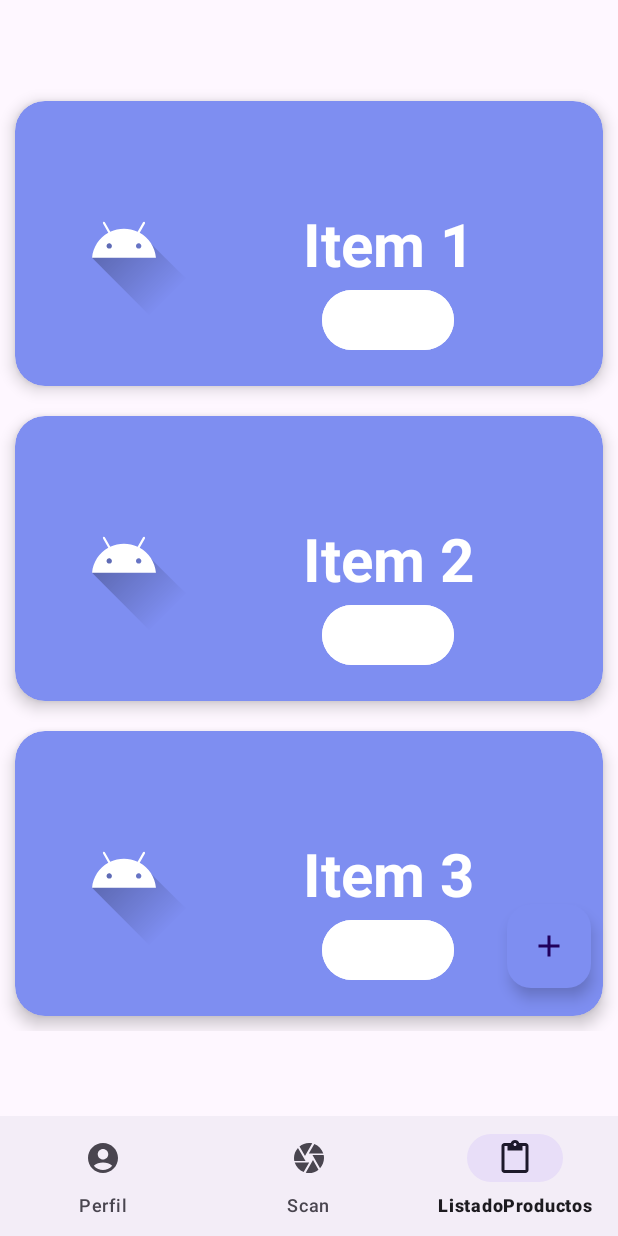
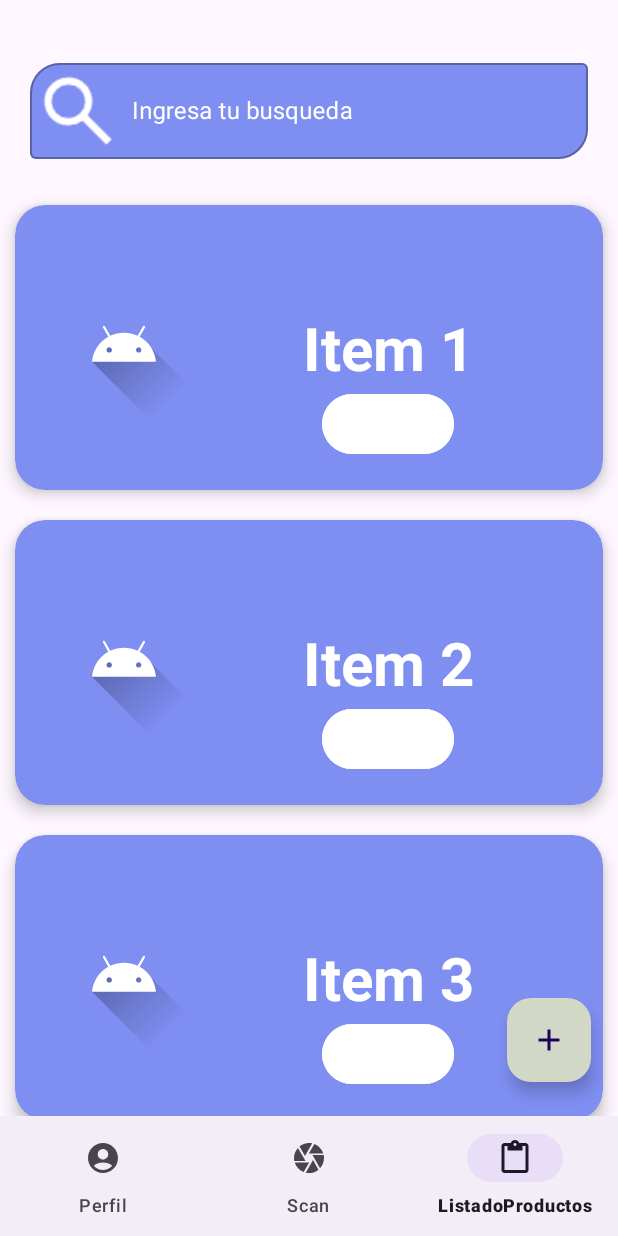
Before and after one commit to JorLOrT/ProyectoFinal, an Android app: the RecyclerFragment screen opened through its navigation route, on a phone screen of 412 x 824 dp. Run offline under Robolectric (Android 15) with nearby library versions, the phone set to English and light mode, and no system bars; our stand-ins replace Firebase (no records; nobody signed in at launch, a user with empty details on screens opened directly), navigation-ui.

Commit message:
Se añadió un inputText para filtrar los items del recycler view.
Se añadió la funcionalidad de filtrado.

```diff
--- a/app/src/main/java/com/example/proyectofinal/RecyclerFragment.kt
+++ b/app/src/main/java/com/example/proyectofinal/RecyclerFragment.kt
@@ -3,7 +3,9 @@ package com.example.proyectofinal
 import android.os.Bundle
 import androidx.fragment.app.Fragment
 import android.view.View
+import android.widget.EditText
 import android.widget.Toast
+import androidx.core.widget.addTextChangedListener
 import androidx.recyclerview.widget.LinearLayoutManager
 import androidx.recyclerview.widget.RecyclerView
 import com.example.proyectofinal.adapter.ItemsAdapter
@@ -13,10 +15,18 @@ class RecyclerFragment : Fragment(R.layout.fragment_recycler) {
 
     private lateinit var itemAdapter: ItemsAdapter
     private var itemMutableList:MutableList<Item> = ItemsProvider.itemsList.toMutableList()
+    private val layoutManager = LinearLayoutManager(this.context)
 
     override fun onViewCreated(view: View, savedInstanceState: Bundle?) {
         super.onViewCreated(view, savedInstanceState)
         initReclerView(view)
+        val inputFiltro = view.findViewById<EditText>(R.id.input_filtro_items)
+        //Vigila los cambios en el edit text
+        inputFiltro.addTextChangedListener {itemFiltro ->
+            val itemsFiltrados = itemMutableList.filter { item -> item.nombre.lowercase().contains(itemFiltro.toString().lowercase())}
+            // Actualiza los items en el adapter
+            itemAdapter.mostrarListaFiltrada(itemsFiltrados.toMutableList())
+        }
     }
 
     private fun initReclerView(view: View) {
@@ -26,7 +36,7 @@ class RecyclerFragment : Fragment(R.layout.fragment_recycler) {
             onClickListener = { item:Item -> onItemSelected(item) },
             onClickDelete = { posicion -> onDeleteItem(posicion) }
         )
-        itemRecycler.layoutManager = LinearLayoutManager(this.context)
+        itemRecycler.layoutManager = layoutManager
         itemRecycler.adapter = itemAdapter
 
         val btnAdd = view.findViewById<FloatingActionButton>(R.id.add_button)
@@ -39,6 +49,7 @@ class RecyclerFragment : Fragment(R.layout.fragment_recycler) {
         val item = Item("coso", "coso otro")
         itemMutableList.add(0,item)
         itemAdapter.notifyItemInserted(0)
+        layoutManager.scrollToPosition(0)
     }
 
     private fun onDeleteItem(posicion: Int) {
--- a/app/src/main/java/com/example/proyectofinal/adapter/ItemsAdapter.kt
+++ b/app/src/main/java/com/example/proyectofinal/adapter/ItemsAdapter.kt
@@ -20,4 +20,9 @@ class ItemsAdapter(var items: MutableList<Item>, private val onClickListener: (I
         val item = items[position]
         holder.render(item, onClickListener, onClickDelete)
     }
+
+    fun mostrarListaFiltrada(items: MutableList<Item>){
+        this.items = items
+        notifyDataSetChanged()
+    }
 }
--- a/app/src/main/res/layout/fragment_recycler.xml
+++ b/app/src/main/res/layout/fragment_recycler.xml
@@ -6,21 +6,60 @@
     xmlns:app="http://schemas.android.com/apk/res-auto"
     tools:context=".RecyclerFragment">
 
+    <com.google.android.material.textfield.TextInputLayout
+        android:id="@+id/filtro_items"
+        style="@style/Widget.MaterialComponents.TextInputLayout.OutlinedBox"
+        android:layout_width="match_parent"
+        android:layout_height="wrap_content"
+        android:layout_marginHorizontal="20dp"
+        app:boxCornerRadiusTopStart="20dp"
+        app:boxCornerRadiusBottomEnd="20dp"
+        app:boxBackgroundColor="@color/secondary"
+        android:hint="@string/busqueda_input"
+        android:textColorHint="@color/white"
+        android:inputType="text"
+        app:endIconMode="clear_text"
+        app:startIconTint="@color/white"
+        app:layout_constraintTop_toTopOf="parent"
+        app:layout_constraintStart_toStartOf="parent"
+        app:layout_constraintEnd_toEndOf="parent"
+        app:layout_constraintBottom_toTopOf="@id/guia_recycler"
+        app:startIconDrawable="@drawable/search_16dp"
+        app:layout_constraintVertical_bias="0.7"
+        >
+
+        <com.google.android.material.textfield.TextInputEditText
+            android:id="@+id/input_filtro_items"
+            android:layout_width="match_parent"
+            android:layout_height="wrap_content"
+            android:textColor="@color/white"
+            android:inputType="text" />
+
+    </com.google.android.material.textfield.TextInputLayout>
+
+    <androidx.constraintlayout.widget.Guideline
+        android:id="@+id/guia_recycler"
+        android:layout_width="wrap_content"
+        android:layout_height="wrap_content"
+        android:orientation="horizontal"
+        app:layout_constraintGuide_percent="0.18" />
+
     <androidx.recyclerview.widget.RecyclerView
         android:id="@+id/recycler_widget"
         android:layout_width="match_parent"
         android:layout_height="wrap_content"
-        app:layout_constraintTop_toTopOf="parent"
+        app:layout_constraintTop_toBottomOf="@id/guia_recycler"
         app:layout_constraintBottom_toBottomOf="parent"
         app:layout_constraintStart_toStartOf="parent"
         app:layout_constraintEnd_toEndOf="parent"
+        app:layout_constraintVertical_bias="0.1"
         />
 
     <com.google.android.material.floatingactionbutton.FloatingActionButton
         android:id="@+id/add_button"
         android:layout_width="wrap_content"
         android:layout_height="wrap_content"
-        android:backgroundTint="@color/secondary"
+        android:backgroundTint="@color/tertiary"
         android:contentDescription="@string/agregar_item"
         android:src="@drawable/baseline_add_24"
         app:layout_constraintBottom_toBottomOf="parent"
--- a/app/src/main/res/values/strings.xml
+++ b/app/src/main/res/values/strings.xml
@@ -25,6 +25,7 @@
     <string name="hello_blank_fragment">Hello blank fragment</string>
     <string name="default_web_client_id">217492763247-6f7i7dudp0qdi9uv6e5v4jdqmlufec49.apps.googleusercontent.com</string>
     <string name="agregar_item">agregar item</string>
+    <string name="busqueda_input">Ingresa tu busqueda</string>
 
 
 </resources>
```
Also changed, not shown: app/src/main/res/drawable/search_16dp.png (added).
